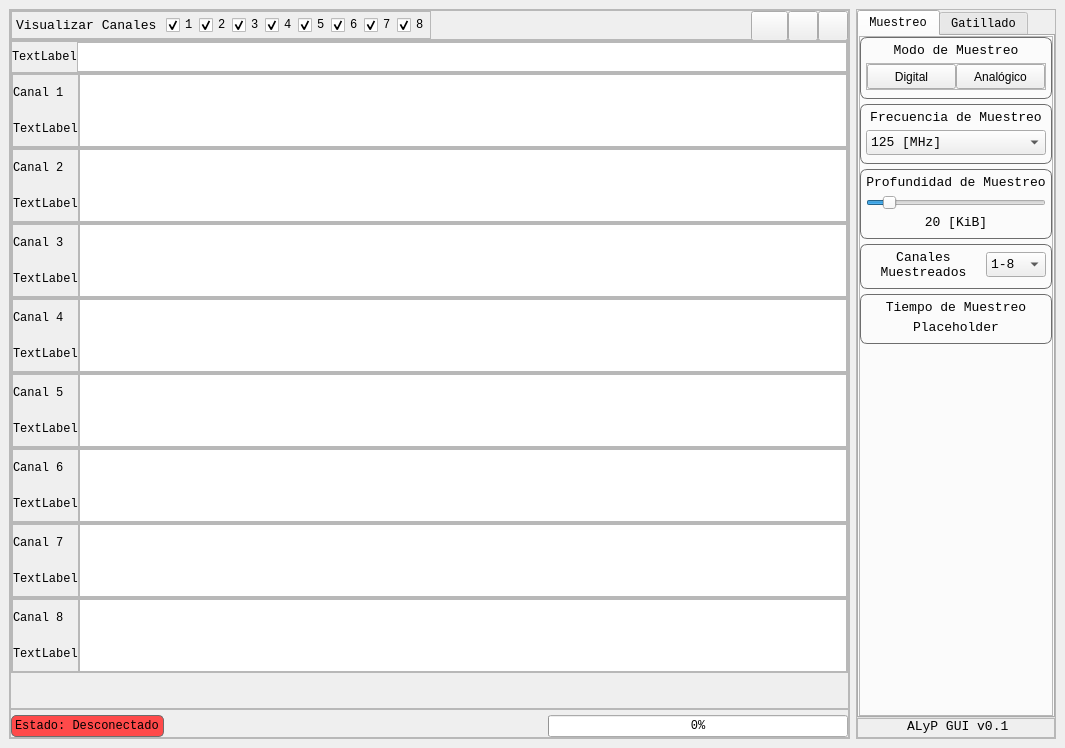
First picture: the form in GUI v0.1/src/mainwindow.ui, repository KarimHacen7/ProyectoFinal, before the edit.
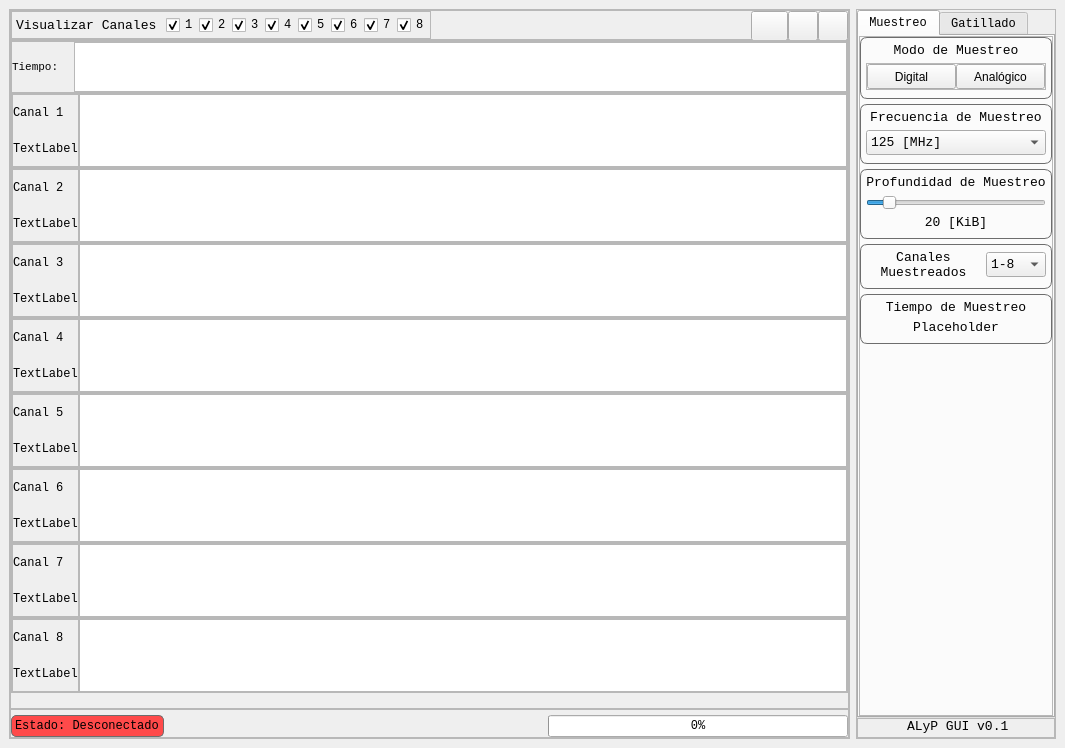
Second picture: the form after the edit. Icons and pictures are not drawn.

Patch:
```diff
--- a/GUI v0.1/src/mainwindow.ui
+++ b/GUI v0.1/src/mainwindow.ui
@@ -409,8 +409,20 @@
                   <verstretch>0</verstretch>
                  </sizepolicy>
                 </property>
+                <property name="minimumSize">
+                 <size>
+                  <width>62</width>
+                  <height>0</height>
+                 </size>
+                </property>
+                <property name="font">
+                 <font>
+                  <family>Consolas</family>
+                  <pointsize>8</pointsize>
+                 </font>
+                </property>
                 <property name="text">
-                 <string>TextLabel</string>
+                 <string>Tiempo:</string>
                 </property>
                </widget>
               </item>
@@ -422,12 +434,24 @@
                   <verstretch>0</verstretch>
                  </sizepolicy>
                 </property>
+                <property name="minimumSize">
+                 <size>
+                  <width>0</width>
+                  <height>50</height>
+                 </size>
+                </property>
                 <property name="maximumSize">
                  <size>
                   <width>16777215</width>
-                  <height>30</height>
+                  <height>50</height>
                  </size>
                 </property>
+                <property name="verticalScrollBarPolicy">
+                 <enum>Qt::ScrollBarAlwaysOff</enum>
+                </property>
+                <property name="horizontalScrollBarPolicy">
+                 <enum>Qt::ScrollBarAlwaysOff</enum>
+                </property>
                </widget>
               </item>
              </layout>
```
Left out of the diff: 2 changed lines with no effect on the pictures.
